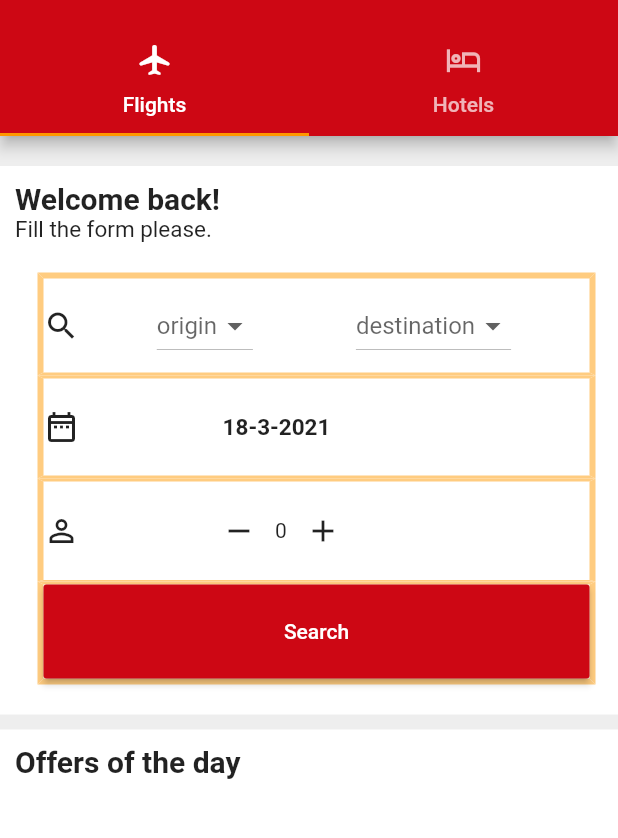
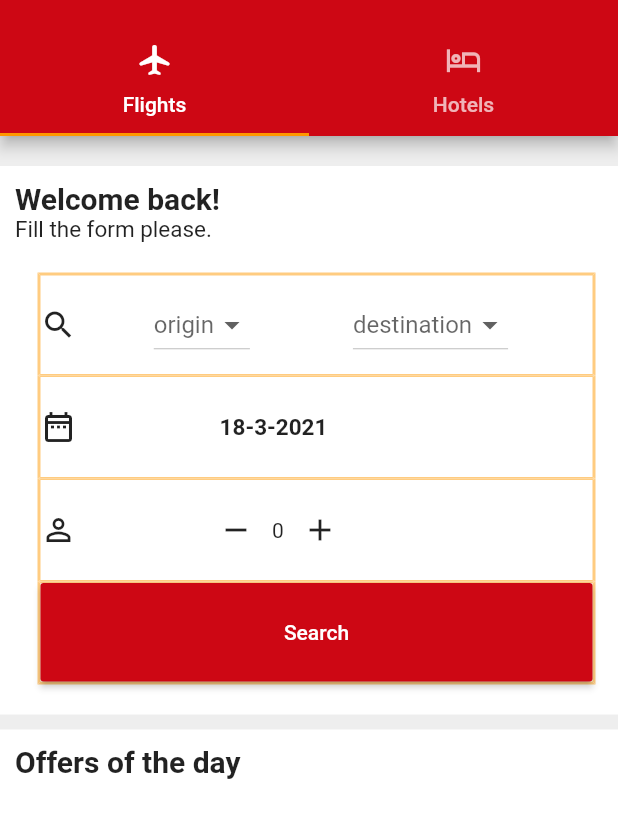
Before and after one commit to Amasuo/consume_external_api, a Flutter app: the screen it shows after launch, on a phone screen of 412 x 824 dp, the part 59-897 px from its top. Run offline on Flutter 3.47's test engine with Material 2 defaults, Android fonts, the phone set to English and light mode, and no system bars; our stand-ins replace get.

Commit message:
hotel search based on flights search

```diff
--- a/lib/controllers/offers_controller.dart
+++ b/lib/controllers/offers_controller.dart
@@ -16,11 +16,9 @@ class OffersController extends GetxController {
       update();
       var offers = await RemoteServices.fetchHotelOffers(hotelId);
       if (offers != null){
-        print('fetch returned items');
         offersList.assignAll(offers.data.offers);
       }
     } finally {
-      print('terminated');
       isLoading=false;
       update();
     }
--- a/lib/main.dart
+++ b/lib/main.dart
@@ -1,4 +1,5 @@
-import 'package:consume_external_api/views/flight/Flight_input.dart';
+import 'package:consume_external_api/views/flight/flight_input.dart';
+import 'package:consume_external_api/views/hotel/hotel_list.dart';
 import 'package:flutter/material.dart';
 
 void main() {
@@ -54,7 +55,7 @@ class _MyAppState extends State<MyApp> {
           body: TabBarView(
             children: [
               FlightsInput(),
-              Container()
+              HotelsPage('PAR')
             ],
           ),
         ),
--- a/lib/models/flight_fromJSON.dart
+++ b/lib/models/flight_fromJSON.dart
@@ -212,7 +212,7 @@ class Operating {
   String carrierCode;
 
   factory Operating.fromJson(Map<String, dynamic> json) => Operating(
-    carrierCode: json["carrierCode"],
+    carrierCode: '',//json["carrierCode"],
   );
 
   Map<String, dynamic> toJson() => {
--- a/lib/views/flight/Flight_input.dart
+++ b/lib/views/flight/flight_input.dart
@@ -13,7 +13,7 @@ class _FlightsInputState extends State<FlightsInput> {
   DateTime date = DateTime.now();
   int adultsNumber=0;
   //Map<String,String> cities = {'SYD':'Sydney-Australia','BKK':'Bangkok-Thailand'};
-  List<String>cities = ['SYD','BKK'];
+  List<String>cities = ['LON','PAR'];
   @override
   Widget build(BuildContext context) {
     return Scaffold(
@@ -57,19 +57,19 @@ class _FlightsInputState extends State<FlightsInput> {
                               border: Border(
                                 left: BorderSide(
                                   color: Colors.orange[200],
-                                  width: 4,
+                                  width: 2,
                                 ),
                                 top: BorderSide(
                                   color: Colors.orange[200],
-                                  width: 4,
+                                  width: 2,
                                 ),
                                 right: BorderSide(
                                   color: Colors.orange[200],
-                                  width: 4,
+                                  width: 2,
                                 ),
                                 bottom: BorderSide(
                                   color: Colors.orange[200],
-                                  width: 2,
+                                  width: 1,
                                 ),
                               ),
                             ),
@@ -115,19 +115,19 @@ class _FlightsInputState extends State<FlightsInput> {
                               border: Border(
                                 left: BorderSide(
                                   color: Colors.orange[200],
-                                  width: 4,
+                                  width: 2,
                                 ),
                                 top: BorderSide(
                                   color: Colors.orange[200],
-                                  width: 2,
+                                  width: 1,
                                 ),
                                 right: BorderSide(
                                   color: Colors.orange[200],
-                                  width: 4,
+                                  width: 2,
                                 ),
                                 bottom: BorderSide(
                                   color: Colors.orange[200],
-                                  width: 2,
+                                  width: 1,
                                 ),
                               ),
                             ),
@@ -162,15 +162,15 @@ class _FlightsInputState extends State<FlightsInput> {
                               border: Border(
                                 left: BorderSide(
                                   color: Colors.orange[200],
-                                  width: 4,
+                                  width: 2,
                                 ),
                                 top: BorderSide(
                                   color: Colors.orange[200],
-                                  width: 2,
+                                  width: 1,
                                 ),
                                 right: BorderSide(
                                   color: Colors.orange[200],
-                                  width: 4,
+                                  width: 2,
                                 ),
                                 bottom: BorderSide(
                                   color: Colors.orange[200],
@@ -214,19 +214,19 @@ class _FlightsInputState extends State<FlightsInput> {
                               border: Border(
                                 left: BorderSide(
                                   color: Colors.orange[200],
-                                  width: 4,
+                                  width: 2,
                                 ),
                                 top: BorderSide(
                                   color: Colors.orange[200],
-                                  width: 2,
+                                  width: 1,
                                 ),
                                 right: BorderSide(
                                   color: Colors.orange[200],
-                                  width: 4,
+                                  width: 2,
                                 ),
                                 bottom: BorderSide(
                                   color: Colors.orange[200],
-                                  width: 4,
+                                  width: 2,
                                 ),
                               ),
                             ),
--- a/lib/views/flight/flight_tile.dart
+++ b/lib/views/flight/flight_tile.dart
@@ -71,7 +71,7 @@ class FlightTile extends StatelessWidget {
                         Align(
                           alignment: Alignment.topRight,
                           child: Text(
-                            flight.price.total+' £',//+offer.price.currency,
+                            flight.price.total+' '+flight.price.currency,
                             style: TextStyle(
                               color: Color(0xffcd0714),
                               fontSize: 15,
--- a/lib/views/hotel/offer_tile.dart
+++ b/lib/views/hotel/offer_tile.dart
@@ -9,6 +9,7 @@ class OfferTile extends StatelessWidget {
 
   @override
   Widget build(BuildContext context) {
+    if(offer.room.typeEstimated.beds!=null)
     return Container(
       padding: EdgeInsets.fromLTRB(10,10,10,0),
       height: Get.height/7,
@@ -53,7 +54,7 @@ class OfferTile extends StatelessWidget {
                         Align(
                           alignment: Alignment.topRight,
                           child: Text(
-                              offer.price.total+' £',//+offer.price.currency,
+                              offer.price.total+' '+offer.price.currency,//+offer.price.currency,
                               style: TextStyle(
                                   color: Color(0xffcd0714),
                                   fontSize: 15,
@@ -71,5 +72,7 @@ class OfferTile extends StatelessWidget {
         ),
       ),
     );
+    else
+      return Container();
   }
 }
```
Also changed, not shown: lib/controllers/hotel_controller.dart (+8 -10 lines), lib/models/offers_fromJSON.dart (+6 -6 lines), lib/views/hotel/hotel_list.dart (+28 -17 lines), lib/views/hotel/hotel_offers.dart (+5 -5 lines), lib/views/hotel/hotel_tile.dart (+0 -104 lines).
